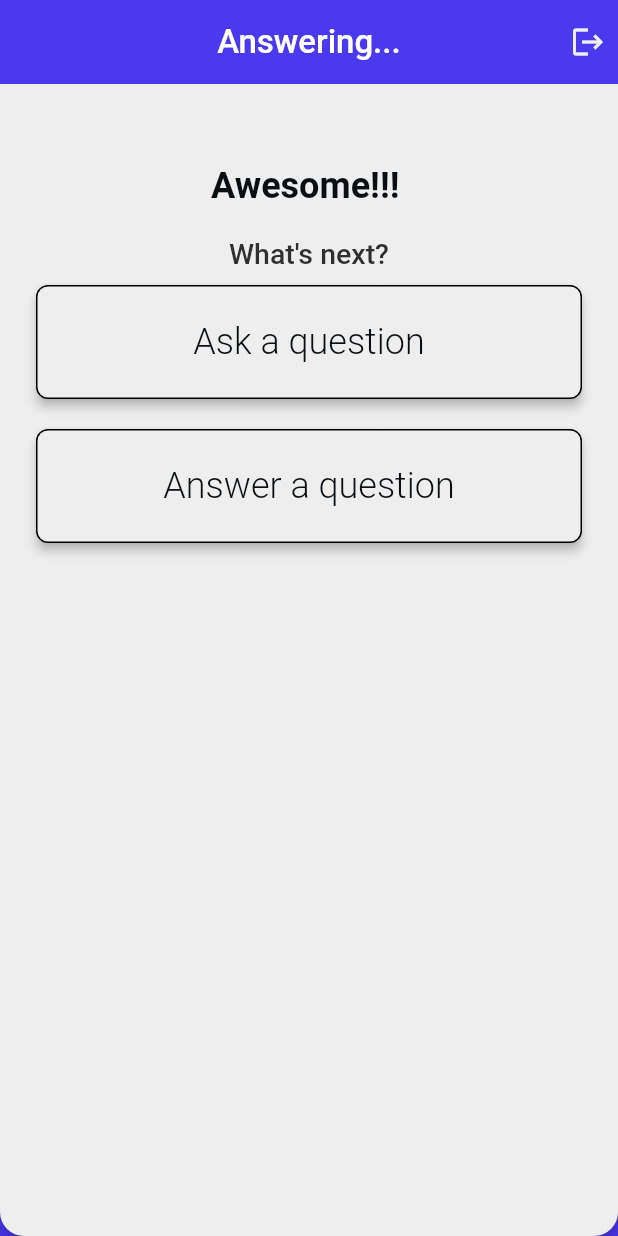
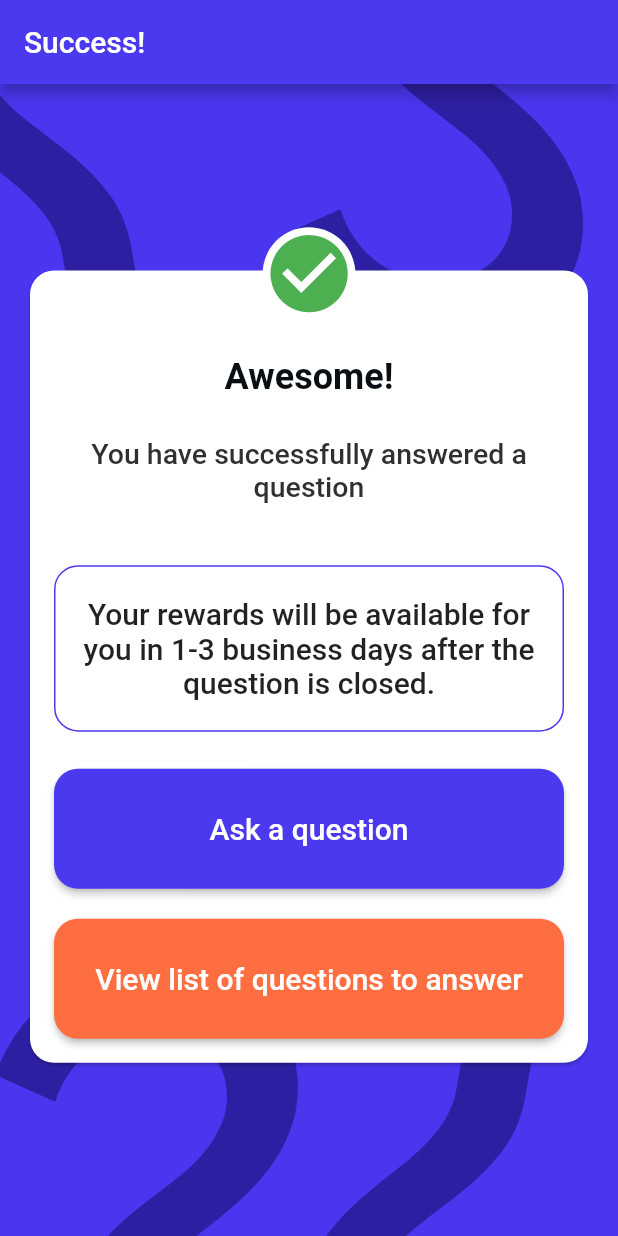
Before and after one commit to matthewgatto/crowd-flutter, a Flutter app: the AnsweringQuestionSuccessfullyWidget screen opened by its route, on a phone screen of 412 x 824 dp. Run offline on Flutter 3.47's test engine with Material 2 defaults, Android fonts, the phone set to English and light mode, and no system bars; drawn by our look-alikes of auto_size_text; our stand-ins replace cloud_firestore, dropdown_button2, easy_debounce, equatable, firebase_auth, firebase_core and 12 more; missing offline and left inert: json_path, mime_type; accounts and stored records are empty.

Commit message:
implement success page

```diff
--- a/lib/pages/answering_question/answering_question_widget.dart
+++ b/lib/pages/answering_question/answering_question_widget.dart
@@ -1,17 +1,11 @@
 import 'package:crowds/widgets/button_widget.dart';
 import 'package:crowds/widgets/text_form_field_widget.dart';
 
-import '/auth/firebase_auth/auth_util.dart';
 import '/backend/backend.dart';
-import '/flutter_flow/flutter_flow_icon_button.dart';
 import '/flutter_flow/flutter_flow_theme.dart';
 import '/flutter_flow/flutter_flow_util.dart';
-import '/flutter_flow/flutter_flow_widgets.dart';
 import '/flutter_flow/random_data_util.dart' as random_data;
-import 'package:cloud_firestore/cloud_firestore.dart';
 import 'package:flutter/material.dart';
-import 'package:google_fonts/google_fonts.dart';
-import 'package:provider/provider.dart';
 import 'answering_question_model.dart';
 export 'answering_question_model.dart';
 
@@ -209,7 +203,7 @@ class _AnsweringQuestionWidgetState extends State<AnsweringQuestionWidget> {
                           ),
                         ));
 
-                        context.pushNamed('AnsweringQuestionSuccessfully');
+                        context.pushReplacementNamed('AnsweringQuestionSuccessfully');
                       },
                       title: 'Submit',
                     ),
--- a/lib/pages/answering_question_successfully/answering_question_successfully_widget.dart
+++ b/lib/pages/answering_question_successfully/answering_question_successfully_widget.dart
@@ -1,3 +1,5 @@
+import 'package:crowds/widgets/button_widget.dart';
+
 import '/auth/firebase_auth/auth_util.dart';
 import '/flutter_flow/flutter_flow_icon_button.dart';
 import '/flutter_flow/flutter_flow_theme.dart';
@@ -46,50 +48,12 @@ class _AnsweringQuestionSuccessfullyWidgetState
   Widget build(BuildContext context) {
     return Scaffold(
       key: scaffoldKey,
+      appBar: AppBar(
+        title: Text('Success!'),
+        backgroundColor: FlutterFlowTheme.of(context).splash,
+      ),
       backgroundColor: Color(0xFFF5F5F5),
-      body: NestedScrollView(
-        floatHeaderSlivers: true,
-        headerSliverBuilder: (context, _) => [
-          SliverAppBar(
-            pinned: false,
-            floating: true,
-            snap: false,
-            backgroundColor: FlutterFlowTheme.of(context).splash,
-            automaticallyImplyLeading: true,
-            title: Text(
-              'Answering...',
-              style: FlutterFlowTheme.of(context).headlineMedium.override(
-                    fontFamily: 'Roboto',
-                    color: Colors.white,
-                    fontSize: 22.0,
-                  ),
-            ),
-            actions: [
-              FlutterFlowIconButton(
-                borderRadius: 20.0,
-                borderWidth: 1.0,
-                buttonSize: 40.0,
-                icon: Icon(
-                  Icons.logout,
-                  color: FlutterFlowTheme.of(context).accent4,
-                  size: 24.0,
-                ),
-                onPressed: () async {
-                  GoRouter.of(context).prepareAuthEvent();
-                  await authManager.signOut();
-                  GoRouter.of(context).clearRedirectLocation();
-
-                  context.goNamedAuth('StartPage', context.mounted);
-                },
-              ),
-            ],
-            centerTitle: true,
-            elevation: 4.0,
-          )
-        ],
-        body: Builder(
-          builder: (context) {
-            return Container(
+      body: Container(
         width: MediaQuery.sizeOf(context).width * 1.0,
         height: MediaQuery.sizeOf(context).height * 1.0,
         decoration: BoxDecoration(
@@ -101,54 +65,35 @@ class _AnsweringQuestionSuccessfullyWidgetState
             ).image,
           ),
         ),
-              child: Material(
-                color: Colors.transparent,
-                elevation: 6.0,
+        child: Center(
+          child: Stack(
+            alignment: Alignment.topCenter,
+            children: [
+              Card(
+                margin: EdgeInsets.only(
+                  top: MediaQuery.of(context).size.width * 0.07,
+                  bottom: 20,
+                  left: 20,
+                  right: 20,
+                ),
                 shape: RoundedRectangleBorder(
-                  borderRadius: BorderRadius.only(
-                    bottomLeft: Radius.circular(16.0),
-                    bottomRight: Radius.circular(16.0),
-                    topLeft: Radius.circular(0.0),
-                    topRight: Radius.circular(0.0),
-                  ),
-                ),
-                child: Container(
-                  width: MediaQuery.sizeOf(context).width * 1.0,
-                  decoration: BoxDecoration(
-                    color: FlutterFlowTheme.of(context).customColor5,
-                    borderRadius: BorderRadius.only(
-                      bottomLeft: Radius.circular(16.0),
-                      bottomRight: Radius.circular(16.0),
-                      topLeft: Radius.circular(0.0),
-                      topRight: Radius.circular(0.0),
-                    ),
-                  ),
+                    borderRadius: BorderRadius.all(Radius.circular(16))),
                 child: Padding(
-                    padding:
-                        EdgeInsetsDirectional.fromSTEB(24.0, 54.0, 24.0, 24.0),
+                  padding: EdgeInsets.all(16),
                   child: Column(
-                      mainAxisSize: MainAxisSize.max,
-                      crossAxisAlignment: CrossAxisAlignment.start,
+                    crossAxisAlignment: CrossAxisAlignment.center,
+                    mainAxisSize: MainAxisSize.min,
                     children: [
-                        Align(
-                          alignment: AlignmentDirectional(0.0, 0.0),
-                          child: Padding(
-                            padding: EdgeInsetsDirectional.fromSTEB(
-                                0.0, 0.0, 5.0, 0.0),
-                            child: Text(
-                              'Awesome!!!',
+                      SizedBox(
+                          height: MediaQuery.of(context).size.height * 0.05),
+                      Text(
+                        'Awesome!',
                         textAlign: TextAlign.center,
                         style: FlutterFlowTheme.of(context).displaySmall,
                       ),
-                          ),
-                        ),
-                        Align(
-                          alignment: AlignmentDirectional(0.0, 0.0),
-                          child: Padding(
-                            padding: EdgeInsetsDirectional.fromSTEB(
-                                0.0, 20.0, 0.0, 0.0),
-                            child: Text(
-                              'What\'s next?',
+                      SizedBox(height: 26),
+                      Text(
+                        'You have successfully answered a question',
                         textAlign: TextAlign.center,
                         style: FlutterFlowTheme.of(context)
                             .headlineMedium
@@ -157,100 +102,66 @@ class _AnsweringQuestionSuccessfullyWidgetState
                               fontSize: 19.0,
                             ),
                       ),
+                      SizedBox(
+                          height: MediaQuery.of(context).size.height * 0.05),
+                      Container(
+                        padding: EdgeInsets.symmetric(
+                          horizontal: 8,
+                          vertical: 20,
+                        ),
+                        decoration: BoxDecoration(
+                            border: Border.all(
+                              color: FlutterFlowTheme.of(context).splash,
+                            ),
+                            borderRadius:
+                                BorderRadius.all(Radius.circular(16))),
+                        child: Text(
+                          'Your rewards will be available for you in 1-3 business days after the question is closed. ',
+                          textAlign: TextAlign.center,
+                          style: Theme.of(context).textTheme.titleLarge,
                         ),
                       ),
-                        Column(
-                          mainAxisSize: MainAxisSize.max,
-                          children: [
-                            Align(
-                              alignment: AlignmentDirectional(0.0, 0.0),
-                              child: Padding(
-                                padding: EdgeInsetsDirectional.fromSTEB(
-                                    0.0, 10.0, 0.0, 10.0),
-                                child: FFButtonWidget(
-                                  onPressed: () async {
-                                    context.pushNamed('CreateQuestion');
+                      SizedBox(
+                          height: MediaQuery.of(context).size.height * 0.03),
+                      SizedBox(
+                        width: double.infinity,
+                        height: 80,
+                        child: ButtonWidget(
+                          title: 'Ask a question',
+                          onPressed: () {
+                            context.pushReplacementNamed('CreateQuestion');
                           },
-                                  text: 'Ask a question',
-                                  options: FFButtonOptions(
-                                    width: double.infinity,
-                                    padding: EdgeInsetsDirectional.fromSTEB(
-                                        0.0, 24.0, 0.0, 24.0),
-                                    iconPadding: EdgeInsetsDirectional.fromSTEB(
-                                        0.0, 0.0, 0.0, 0.0),
-                                    color: FlutterFlowTheme.of(context)
-                                        .customColor5,
-                                    textStyle: FlutterFlowTheme.of(context)
-                                        .titleMedium
-                                        .override(
-                                          fontFamily: 'Roboto',
-                                          color: FlutterFlowTheme.of(context)
-                                              .customColor4,
-                                          fontSize: 24.0,
-                                          fontWeight: FontWeight.w300,
-                                        ),
-                                    elevation: 3.0,
-                                    borderSide: BorderSide(
-                                      width: 1.0,
-                                    ),
-                                    borderRadius: BorderRadius.circular(8.0),
                         ),
                       ),
+                      SizedBox(height: 20),
+                      SizedBox(
+                        width: double.infinity,
+                        height: 80,
+                        child: ButtonWidget(
+                          title: 'View list of questions to answer',
+                          color: Colors.deepOrangeAccent,
+                          onPressed: () {
+                            context.pop();
+                          },
                         ),
-                            ),
-                            Align(
-                              alignment: AlignmentDirectional(0.0, 0.0),
-                              child: Padding(
-                                padding: EdgeInsetsDirectional.fromSTEB(
-                                    0.0, 10.0, 0.0, 10.0),
-                                child: FFButtonWidget(
-                                  onPressed: () async {
-                                    context.pushNamed(
-                                      'ListQuestions',
-                                      queryParameters: {
-                                        'gameCode': serializeParam(
-                                          0,
-                                          ParamType.int,
-                                        ),
-                                      }.withoutNulls,
-                                    );
-                                  },
-                                  text: 'Answer a question',
-                                  options: FFButtonOptions(
-                                    width: double.infinity,
-                                    padding: EdgeInsetsDirectional.fromSTEB(
-                                        0.0, 24.0, 0.0, 24.0),
-                                    iconPadding: EdgeInsetsDirectional.fromSTEB(
-                                        0.0, 0.0, 0.0, 0.0),
-                                    color: FlutterFlowTheme.of(context)
-                                        .customColor5,
-                                    textStyle: FlutterFlowTheme.of(context)
-                                        .titleMedium
-                                        .override(
-                                          fontFamily: 'Roboto',
-                                          color: FlutterFlowTheme.of(context)
-                                              .customColor4,
-                                          fontSize: 24.0,
-                                          fontWeight: FontWeight.w300,
-                                        ),
-                                    elevation: 3.0,
-                                    borderSide: BorderSide(
-                                      width: 1.0,
-                                    ),
-                                    borderRadius: BorderRadius.circular(8.0),
-                                  ),
-                                ),
-                              ),
-                            ),
-                          ],
                       ),
                     ],
                   ),
                 ),
               ),
+              Container(
+                decoration: BoxDecoration(
+                  shape: BoxShape.circle,
+                  color: Theme.of(context).cardColor,
                 ),
-            );
-          },
+                child: Icon(
+                  Icons.check_circle,
+                  size: MediaQuery.of(context).size.width * 0.15,
+                  color: Colors.green,
+                ),
+              ),
+            ],
+          ),
         ),
       ),
     );
--- a/lib/widgets/button_widget.dart
+++ b/lib/widgets/button_widget.dart
@@ -1,3 +1,4 @@
+import 'package:auto_size_text/auto_size_text.dart';
 import 'package:crowds/flutter_flow/flutter_flow_theme.dart';
 import 'package:flutter/material.dart';
 
@@ -25,8 +26,9 @@ class ButtonWidget extends StatelessWidget {
       ),
       child: ElevatedButton(
         onPressed: onPressed,
-        child: Text(
+        child: AutoSizeText(
           title,
+          maxLines: 1,
           style: Theme.of(context).primaryTextTheme.titleLarge,
         ),
         style: ButtonStyle(
```
Lines whose indentation alone changed are shown as unchanged.
